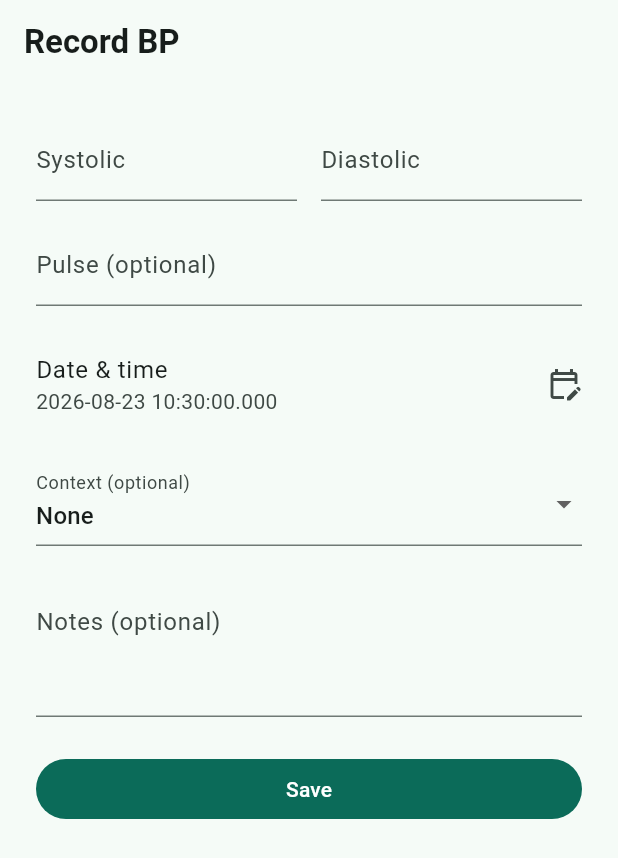
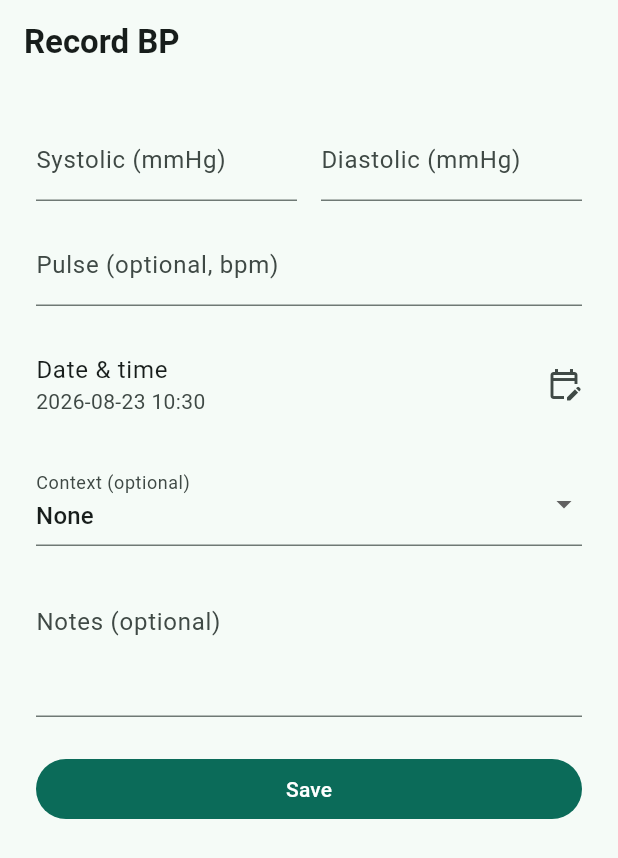
Before and after one commit to dzormenyoanthony/Vitality, a Flutter app: the RecordBpScreen screen opened by its route, on a phone screen of 412 x 824 dp. Shown: the top 858 px of the screen. Run offline on Flutter 3.47's test engine with Material 3 defaults, Android fonts, the phone set to English and light mode, and no system bars; our stand-ins replace cloud_firestore, drift, drift_flutter, firebase_auth, firebase_core, fl_chart and 6 more; accounts and stored records are empty; generated files the repository leaves out were written again.

Commit message:
Fix accessibility gaps found in a §35 audit
An audit against PROJECT_SPEC.md §35 (color contrast including chart
labels, text scaling, screen-reader labels, touch targets) via three
parallel codebase surveys found the app in generally good shape (text
scaling unobstructed, all IconButtons already have tooltips, colors
come entirely from ColorScheme.fromSeed, weekday reminder chips
measure at exactly the 48dp touch-target minimum) but surfaced a
handful of real, scoped gaps:

- Record BP's mmHg/bpm units were suffixText-only, which Flutter
  doesn't merge into a field's semantics node — a screen reader heard
  "Systolic, edit text" with no unit. Units are now part of the label
  text itself.
- The trend charts (fl_chart LineChart, touch disabled) exposed
  nothing to a screen reader. Both now carry a Semantics description
  pointing to the already-accessible stats summary below them.
- Chart axis labels had no explicit color, relying on fl_chart's
  non-theme-aware default — a dark-mode contrast risk. Now styled
  explicitly with onSurfaceVariant.
- The trends legend's diastolic swatch was a solid color block even
  though the actual line is dashed; it now renders as a matching
  dashed line so the distinction isn't color-only.
- The Date & time field announced a raw DateTime.toString(); it's now
  formatted consistently with the rest of the app.
- The Save button lost its semantic label (bare spinner) while saving.
- The education screens' safety disclaimer used the smallest type
  scale in the app; bumped to a more readable size.

Verified on-device on a Pixel 8 emulator: confirmed via screenshots
and the real Android accessibility tree (unit labels rendering,
dashed legend swatch, and both charts' Semantics descriptions showing
up as contentDescription in the a11y dump).

Co-Authored-By: Claude Sonnet 5 <noreply@anthropic.com>
Claude-Session: https://claude.ai/code/session_01BNQvtiLjDc98QhSxudsi1a

```diff
--- a/lib/features/blood_pressure/presentation/record_bp_screen.dart
+++ b/lib/features/blood_pressure/presentation/record_bp_screen.dart
@@ -122,7 +122,7 @@ class _RecordBpScreenState extends ConsumerState<RecordBpScreen> {
                         enabled: !isSaving,
                         keyboardType: TextInputType.number,
                         decoration: const InputDecoration(
-                          labelText: 'Systolic',
+                          labelText: 'Systolic (mmHg)',
                           suffixText: 'mmHg',
                         ),
                         validator: ReadingValidator.validateSystolic,
@@ -135,7 +135,7 @@ class _RecordBpScreenState extends ConsumerState<RecordBpScreen> {
                         enabled: !isSaving,
                         keyboardType: TextInputType.number,
                         decoration: const InputDecoration(
-                          labelText: 'Diastolic',
+                          labelText: 'Diastolic (mmHg)',
                           suffixText: 'mmHg',
                         ),
                         validator: ReadingValidator.validateDiastolic,
@@ -149,7 +149,7 @@ class _RecordBpScreenState extends ConsumerState<RecordBpScreen> {
                   enabled: !isSaving,
                   keyboardType: TextInputType.number,
                   decoration: const InputDecoration(
-                    labelText: 'Pulse (optional)',
+                    labelText: 'Pulse (optional, bpm)',
                     suffixText: 'bpm',
                   ),
                   validator: ReadingValidator.validatePulse,
@@ -158,7 +158,7 @@ class _RecordBpScreenState extends ConsumerState<RecordBpScreen> {
                 ListTile(
                   contentPadding: EdgeInsets.zero,
                   title: const Text('Date & time'),
-                  subtitle: Text(_timestamp.toString()),
+                  subtitle: Text(_formatTimestamp(_timestamp)),
                   trailing: const Icon(Icons.edit_calendar_outlined),
                   onTap: isSaving ? null : _pickTimestamp,
                 ),
@@ -197,10 +197,13 @@ class _RecordBpScreenState extends ConsumerState<RecordBpScreen> {
                 FilledButton(
                   onPressed: isSaving ? null : _submit,
                   child: isSaving
-                      ? const SizedBox(
-                          width: 20,
-                          height: 20,
-                          child: CircularProgressIndicator(strokeWidth: 2),
+                      ? Semantics(
+                          label: 'Saving',
+                          child: const SizedBox(
+                            width: 20,
+                            height: 20,
+                            child: CircularProgressIndicator(strokeWidth: 2),
+                          ),
                         )
                       : Text(_isEditing ? 'Save changes' : 'Save'),
                 ),
@@ -212,3 +215,7 @@ class _RecordBpScreenState extends ConsumerState<RecordBpScreen> {
     );
   }
 }
+
+String _formatTimestamp(DateTime ts) =>
+    '${ts.year}-${ts.month.toString().padLeft(2, '0')}-${ts.day.toString().padLeft(2, '0')} '
+    '${ts.hour.toString().padLeft(2, '0')}:${ts.minute.toString().padLeft(2, '0')}';
--- a/lib/features/education/presentation/article_detail_screen.dart
+++ b/lib/features/education/presentation/article_detail_screen.dart
@@ -51,7 +51,7 @@ class ArticleDetailScreen extends ConsumerWidget {
           Text(
             'This is general information, not personalized medical advice. '
             'If you feel unwell, contact a clinician or emergency services.',
-            style: theme.textTheme.bodySmall,
+            style: theme.textTheme.bodyMedium,
           ),
         ],
       ),
--- a/lib/features/education/presentation/education_screen.dart
+++ b/lib/features/education/presentation/education_screen.dart
@@ -55,7 +55,7 @@ class EducationScreen extends ConsumerWidget {
           Text(
             'Sources listed on each article. If you feel unwell, contact a '
             'clinician or emergency services.',
-            style: theme.textTheme.bodySmall,
+            style: theme.textTheme.bodyMedium,
           ),
         ],
       ),
```
Also changed, not shown: lib/features/blood_pressure/presentation/trends_screen.dart (+69 -11 lines), 2 other files.
